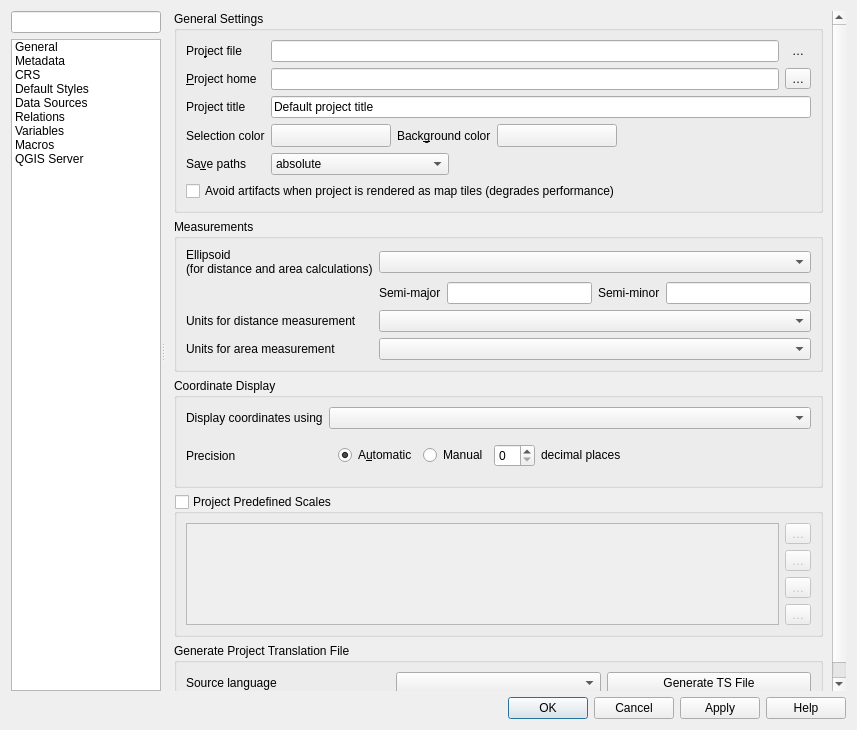
The window that src/ui/qgsprojectpropertiesbase.ui (carsmie/QGIS) describes before a commit, drawn with Qt 5.
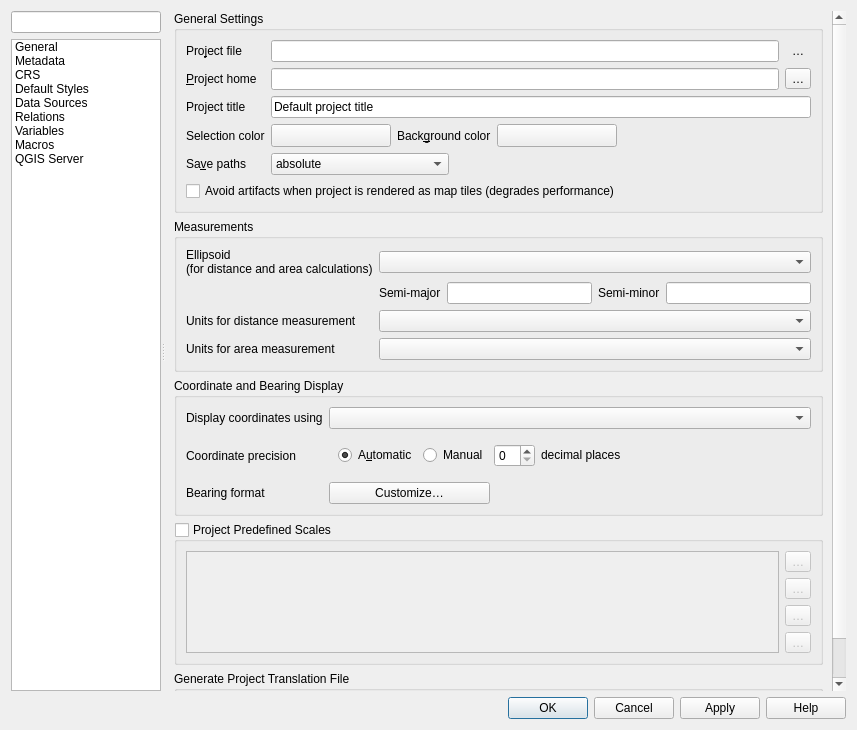
The same window after the commit. The open tabs and pages were chosen to show the change. Icons and pictures are not drawn. Custom widgets are drawn as their Qt base class.

Commit message:
[FEATURE] Add setting for format to show angular bearings to projects and profile options
The Settings - Options - Map Tools tab contains a new setting for
controlling the default format to use for displaying angular bearings for
newly created projects. Whenever a new project is created, it will
inherit this default settings.

The Project Properties dialog also has a new setting for the project-specific
bearing format.

The intention is that whenever angular bearings are shown in QGIS,
they will be formatted using the current project's bearing format
settings.

Diff of the .ui file:
```diff
--- a/src/ui/qgsprojectpropertiesbase.ui
+++ b/src/ui/qgsprojectpropertiesbase.ui
@@ -613,19 +613,12 @@
                   </sizepolicy>
                  </property>
                  <property name="title">
-                  <string>Coordinate Display</string>
+                  <string>Coordinate and Bearing Display</string>
                  </property>
                  <property name="syncGroup" stdset="0">
                   <string notr="true">projgeneral</string>
                  </property>
                  <layout class="QGridLayout" name="gridLayout_18">
-                  <item row="1" column="0">
-                   <widget class="QLabel" name="label_26">
-                    <property name="text">
-                     <string>Precision</string>
-                    </property>
-                   </widget>
-                  </item>
                   <item row="0" column="0">
                    <widget class="QLabel" name="label_25">
                     <property name="text">
@@ -633,6 +626,13 @@
                     </property>
                    </widget>
                   </item>
+                  <item row="1" column="0">
+                   <widget class="QLabel" name="label_26">
+                    <property name="text">
+                     <string>Coordinate precision</string>
+                    </property>
+                   </widget>
+                  </item>
                   <item row="0" column="1">
                    <widget class="QComboBox" name="mCoordinateDisplayComboBox"/>
                   </item>
@@ -685,6 +685,37 @@
                     </layout>
                    </widget>
                   </item>
+                  <item row="2" column="0">
+                   <widget class="QLabel" name="label_34">
+                    <property name="text">
+                     <string>Bearing format</string>
+                    </property>
+                   </widget>
+                  </item>
+                  <item row="2" column="1">
+                   <layout class="QHBoxLayout" name="horizontalLayout_19" stretch="3,6">
+                    <item>
+                     <widget class="QPushButton" name="mCustomizeBearingFormatButton">
+                      <property name="text">
+                       <string>Customize…</string>
+                      </property>
+                     </widget>
+                    </item>
+                    <item>
+                     <spacer name="horizontalSpacer_8">
+                      <property name="orientation">
+                       <enum>Qt::Horizontal</enum>
+                      </property>
+                      <property name="sizeHint" stdset="0">
+                       <size>
+                        <width>40</width>
+                        <height>20</height>
+                       </size>
+                      </property>
+                     </spacer>
+                    </item>
+                   </layout>
+                  </item>
                  </layout>
                 </widget>
                </item>
```
Left out of the diff: 2 changed lines with no effect on the pictures. The commit also changes 15 other files.
